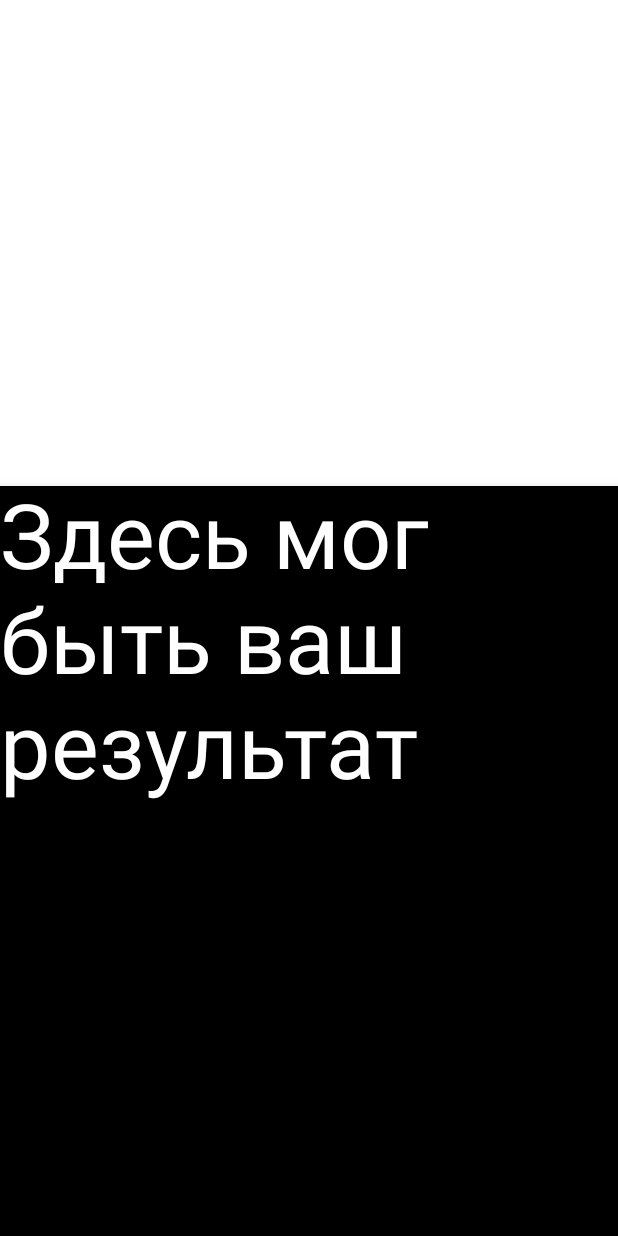
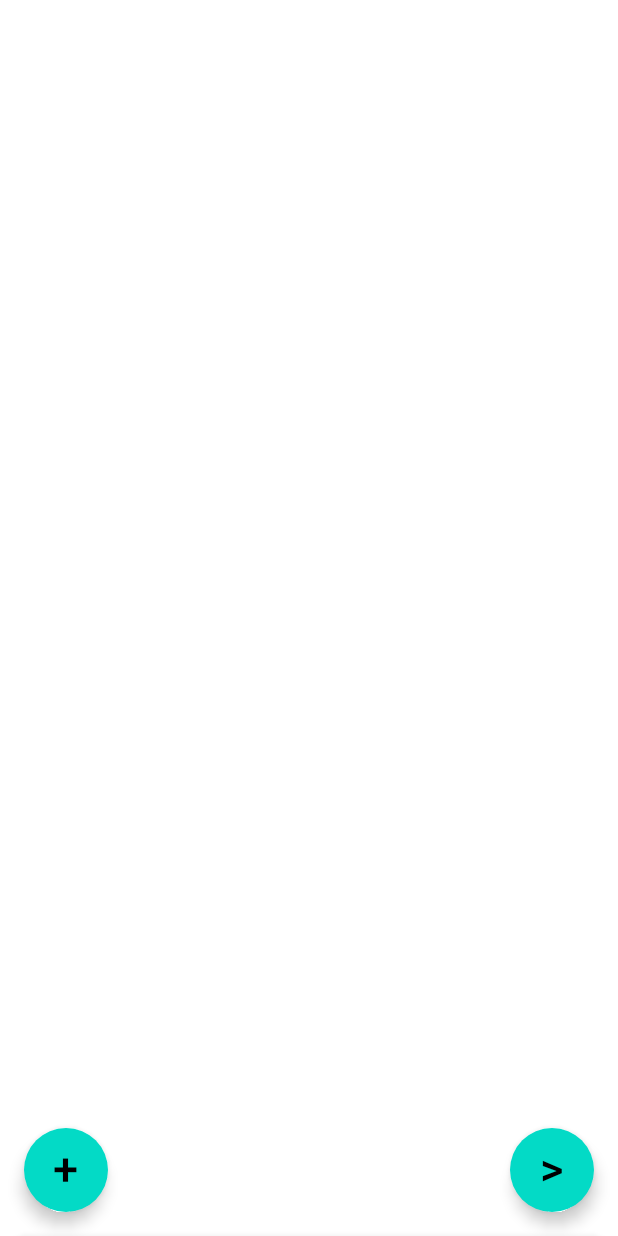
Before and after one commit to VitrivDolkom/hitsFirstMobile, an Android app built with Jetpack Compose: the screen it shows after launch (MainActivity), after a tap on an icon or button, on a phone screen of 412 x 824 dp. Run offline under Robolectric (Android 15) with nearby library versions, the phone set to English and light mode, and no system bars.

Commit message:
double click

```diff
--- a/app/src/main/java/com/example/firstmobile/ui/theme/Shape.kt
+++ b/app/src/main/java/com/example/firstmobile/ui/theme/Shape.kt
@@ -7,3 +7,10 @@ import androidx.compose.ui.unit.dp
 val Shapes = Shapes(
     small = RoundedCornerShape(4.dp), medium = RoundedCornerShape(4.dp), large = RoundedCornerShape(0.dp)
 )
+
+val BottomSheetShape = RoundedCornerShape(
+    topStart = 20.dp,
+    topEnd = 20.dp,
+    bottomEnd = 0.dp,
+    bottomStart = 0.dp
+)
--- a/app/src/main/java/com/example/firstmobile/views/MainActivity.kt
+++ b/app/src/main/java/com/example/firstmobile/views/MainActivity.kt
@@ -3,19 +3,22 @@ package com.example.firstmobile.views
 import android.os.Bundle
 import androidx.activity.ComponentActivity
 import androidx.activity.compose.setContent
-import androidx.compose.foundation.layout.Box
-import androidx.compose.foundation.layout.fillMaxSize
-import androidx.compose.foundation.layout.fillMaxWidth
-import androidx.compose.foundation.layout.height
-import androidx.compose.foundation.layout.padding
+import androidx.compose.foundation.background
+import androidx.compose.foundation.layout.*
 import androidx.compose.material.*
 import androidx.compose.runtime.Composable
+import androidx.compose.runtime.getValue
+import androidx.compose.runtime.mutableStateOf
+import androidx.compose.runtime.remember
 import androidx.compose.runtime.rememberCoroutineScope
+import androidx.compose.runtime.setValue
 import androidx.compose.ui.Alignment
 import androidx.compose.ui.Modifier
 import androidx.compose.ui.graphics.Color
+import androidx.compose.ui.graphics.RectangleShape
 import androidx.compose.ui.unit.dp
 import androidx.compose.ui.unit.sp
+import com.example.firstmobile.ui.theme.BottomSheetShape
 import kotlinx.coroutines.launch
 
 
@@ -24,103 +27,72 @@ class MainActivity : ComponentActivity() {
     override fun onCreate(savedInstanceState: Bundle?) {
         super.onCreate(savedInstanceState)
         setContent {
-            CodeBottomSheet()
-            RunBottomSheet()
+            MainLayout()
         }
     }
 }
 
 @OptIn(ExperimentalMaterialApi::class)
 @Composable
-fun CodeBottomSheet() {
-    val sheetState = rememberBottomSheetState(
-        initialValue = BottomSheetValue.Collapsed
-    )
-    val scaffoldState = rememberBottomSheetScaffoldState(
-        bottomSheetState = sheetState
-    )
+private fun MainLayout() {
     val scope = rememberCoroutineScope()
-    BottomSheetScaffold(
-        scaffoldState = scaffoldState,
-        sheetContent = {
-            Box(
-                modifier = Modifier
-                    .fillMaxWidth()
-                    .height(300.dp),
-                contentAlignment = Alignment.TopStart
-            ) {
-                Text(text = "Алексей", fontSize = 60.sp)
+    val scaffoldState = rememberBottomSheetScaffoldState()
+    var currentBottomSheet: BottomSheetScreen? by remember {
+        mutableStateOf(null)
     }
-        },
 
-        sheetBackgroundColor = Color.Green,
-        sheetPeekHeight = 0.dp
-    ) {
-        Box(
-            modifier = Modifier
-                .fillMaxSize()
-                .padding(16.dp),
-            contentAlignment = Alignment.BottomStart
-        ) {
-            FloatingActionButton(onClick = {
+    if (scaffoldState.bottomSheetState.isCollapsed)
+        currentBottomSheet = null
+
+
+    val closeSheet: () -> Unit = {
         scope.launch {
-                    if (sheetState.isCollapsed) {
-                        sheetState.expand()
-                    } else {
-                        sheetState.collapse()
+            scaffoldState.bottomSheetState.collapse()
+
         }
     }
+
+
+    val openSheet: (BottomSheetScreen) -> Unit = {
+        scope.launch {
+            currentBottomSheet = it
+            scaffoldState.bottomSheetState.expand()
+        }
+
+    }
+
+    BottomSheetScaffold(sheetPeekHeight = 0.dp, scaffoldState = scaffoldState,
+        sheetShape = BottomSheetShape,
+        sheetContent = {
+            currentBottomSheet?.let { currentSheet ->
+                SheetLayout(currentSheet, closeSheet)
+            }
+        }) { paddingValues ->
+        Box(Modifier.padding(paddingValues)) {
+            MainContent(openSheet)
+        }
+    }
+}
+
+@Composable
+fun MainContent(openSheet: (BottomSheetScreen) -> Unit) {
+    Row(
+        Modifier.fillMaxSize().padding(16.dp),
+        horizontalArrangement = Arrangement.SpaceBetween,
+        verticalAlignment = Alignment.Bottom
+    ) {
+
+        FloatingActionButton(onClick = {
+            openSheet(BottomSheetScreen.Screen1)
         }) {
             Text(
                 text = "+",
                 fontSize = 30.sp
             )  // Процент видимости: ${sheetState.progress.fraction}
         }
-        }
-    }
-}
 
-@OptIn(ExperimentalMaterialApi::class)
-@Composable
-fun RunBottomSheet() {
-    val sheetState = rememberBottomSheetState(
-        initialValue = BottomSheetValue.Collapsed
-    )
-    val scaffoldState = rememberBottomSheetScaffoldState(
-        bottomSheetState = sheetState
-    )
-    val scope = rememberCoroutineScope()
-    BottomSheetScaffold(
-        scaffoldState = scaffoldState,
-        sheetContent = {
-            Box(
-                modifier = Modifier
-                    .fillMaxWidth()
-                    .height(500.dp),
-                contentAlignment = Alignment.TopCenter
-            ) {
-                Text(text = "Здесь мог быть ваш результат", fontSize = 60.sp, color = Color.White)
-            }
-        },
-
-        sheetBackgroundColor = Color.Black,
-        sheetPeekHeight = 0.dp
-    ) {
-        Box(
-            modifier = Modifier
-                .fillMaxSize()
-                .padding(16.dp),
-            contentAlignment = Alignment.BottomEnd
-        ) {
         FloatingActionButton(onClick = {
-                scope.launch {
-                    if (sheetState.isCollapsed) {
-                        sheetState.expand()
-                    } else {
-                        sheetState.collapse()
-                    }
-
-                }
+            openSheet(BottomSheetScreen.Screen2())
         }) {
             Text(
                 text = ">",
@@ -129,4 +101,51 @@ fun RunBottomSheet() {
         }
     }
 }
+
+@Composable
+fun SheetLayout(currentScreen: BottomSheetScreen, onCloseBottomSheet: () -> Unit) {
+    when (currentScreen) {
+        BottomSheetScreen.Screen1 -> Screen1()
+        is BottomSheetScreen.Screen2 -> Screen2()
     }
+}
+
+@Composable
+fun Screen1() {
+    Box(
+        modifier = Modifier
+            .fillMaxWidth()
+            .height(300.dp)
+            .background(Color.Green, shape = RectangleShape)
+    ) {
+        Text(
+            text = "Блоки",
+            Modifier
+                .align(Alignment.Center)
+                .padding(16.dp), color = Color.Black,
+            fontSize = 15.sp
+        )
+    }
+}
+
+@Composable
+fun Screen2() {
+    Box(
+        modifier = Modifier
+            .fillMaxWidth()
+            .height(500.dp)
+            .background(Color.Black, shape = RectangleShape)
+    ) {
+        Text(
+            text = "Здесь мог быть ваш результат",
+            Modifier
+                .align(Alignment.Center)
+                .padding(16.dp), color = Color.White, fontSize = 15.sp
+        )
+    }
+}
+
+sealed class BottomSheetScreen() {
+    object Screen1 : BottomSheetScreen()
+    class Screen2 : BottomSheetScreen()
+}
```
Lines whose indentation alone changed are shown as unchanged.
